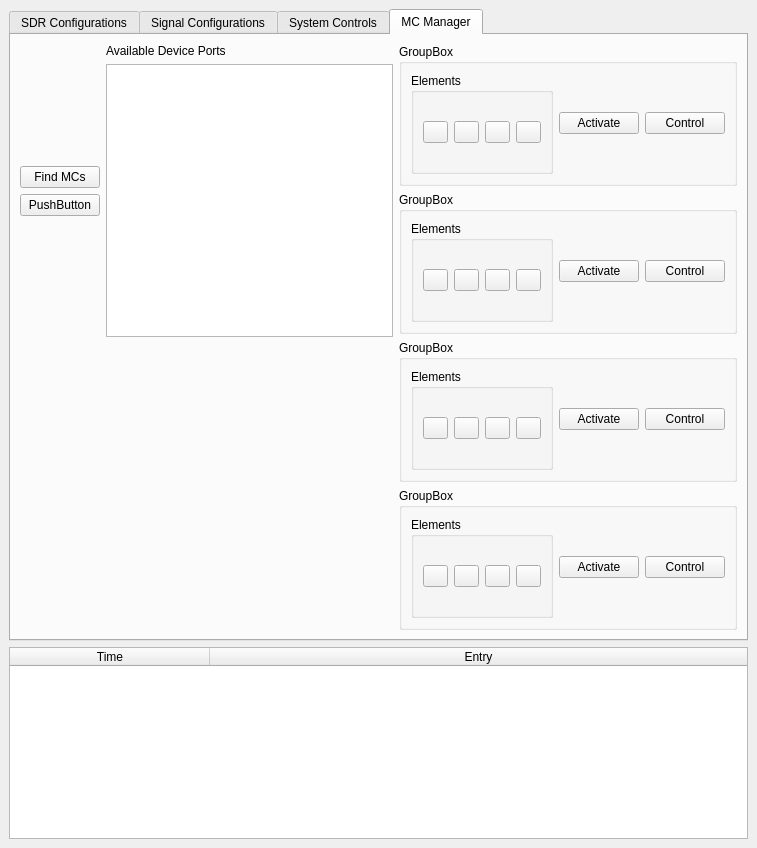
Before: the Qt Designer form caa_project/maingui.ui in jranstrom/usrp_caa_ui, drawn with Qt 5.
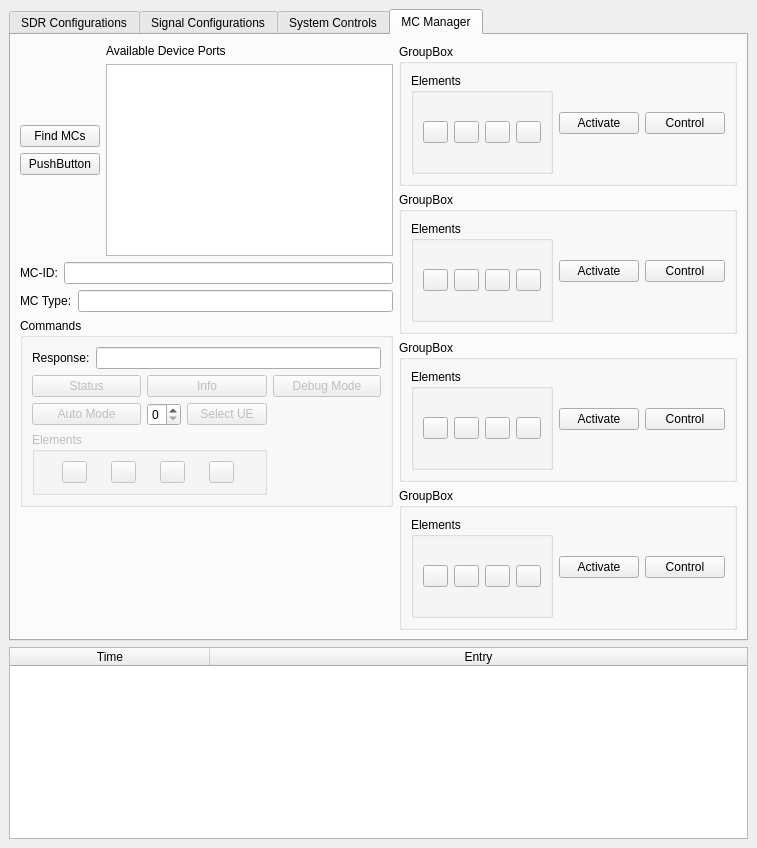
After: the same form once the commit is applied. Custom widgets are drawn as their Qt base class.

Commit message: Added commands to call for selected MC

What changed in the file:
```diff
--- a/caa_project/maingui.ui
+++ b/caa_project/maingui.ui
@@ -1719,6 +1719,182 @@
               </item>
              </layout>
             </item>
+            <item>
+             <layout class="QHBoxLayout" name="horizontalLayout_41">
+              <item>
+               <widget class="QLabel" name="label_25">
+                <property name="text">
+                 <string>MC-ID:</string>
+                </property>
+               </widget>
+              </item>
+              <item>
+               <widget class="QLineEdit" name="lineEdit_mc_id"/>
+              </item>
+             </layout>
+            </item>
+            <item>
+             <layout class="QHBoxLayout" name="horizontalLayout_42">
+              <item>
+               <widget class="QLabel" name="label_26">
+                <property name="text">
+                 <string>MC Type:</string>
+                </property>
+               </widget>
+              </item>
+              <item>
+               <widget class="QLineEdit" name="lineEdit_mc_type"/>
+              </item>
+             </layout>
+            </item>
+            <item>
+             <widget class="QGroupBox" name="groupBox_19">
+              <property name="title">
+               <string>Commands</string>
+              </property>
+              <layout class="QGridLayout" name="gridLayout_6">
+               <item row="1" column="1">
+                <widget class="QPushButton" name="button_mc_info">
+                 <property name="enabled">
+                  <bool>false</bool>
+                 </property>
+                 <property name="text">
+                  <string>Info</string>
+                 </property>
+                </widget>
+               </item>
+               <item row="3" column="0" colspan="2">
+                <widget class="QGroupBox" name="groupBox_cmc_elements">
+                 <property name="enabled">
+                  <bool>false</bool>
+                 </property>
+                 <property name="title">
+                  <string>Elements</string>
+                 </property>
+                 <layout class="QHBoxLayout" name="horizontalLayout_44">
+                  <item>
+                   <widget class="QPushButton" name="button_cmc_element_1">
+                    <property name="maximumSize">
+                     <size>
+                      <width>25</width>
+                      <height>16777215</height>
+                     </size>
+                    </property>
+                    <property name="text">
+                     <string/>
+                    </property>
+                   </widget>
+                  </item>
+                  <item>
+                   <widget class="QPushButton" name="button_cmc_element_2">
+                    <property name="maximumSize">
+                     <size>
+                      <width>25</width>
+                      <height>16777215</height>
+                     </size>
+                    </property>
+                    <property name="text">
+                     <string/>
+                    </property>
+                   </widget>
+                  </item>
+                  <item>
+                   <widget class="QPushButton" name="button_cmc_element_3">
+                    <property name="maximumSize">
+                     <size>
+                      <width>25</width>
+                      <height>16777215</height>
+                     </size>
+                    </property>
+                    <property name="text">
+                     <string/>
+                    </property>
+                   </widget>
+                  </item>
+                  <item>
+                   <widget class="QPushButton" name="button_cmc_element_4">
+                    <property name="maximumSize">
+                     <size>
+                      <width>25</width>
+                      <height>16777215</height>
+                     </size>
+                    </property>
+                    <property name="text">
+                     <string/>
+                    </property>
+                   </widget>
+                  </item>
+                 </layout>
+                </widget>
+               </item>
+               <item row="1" column="0">
+                <widget class="QPushButton" name="button_mc_status">
+                 <property name="enabled">
+                  <bool>false</bool>
+                 </property>
+                 <property name="text">
+                  <string>Status</string>
+                 </property>
+                </widget>
+               </item>
+               <item row="1" column="2">
+                <widget class="QPushButton" name="button_mc_debug_mode">
+                 <property name="enabled">
+                  <bool>false</bool>
+                 </property>
+                 <property name="text">
+                  <string>Debug Mode</string>
+                 </property>
+                </widget>
+               </item>
+               <item row="2" column="1">
+                <layout class="QHBoxLayout" name="horizontalLayout_43">
+                 <item>
+                  <widget class="QSpinBox" name="spinBox_mc_ue_select">
+                   <property name="maximum">
+                    <number>4</number>
+                   </property>
+                  </widget>
+                 </item>
+                 <item>
+                  <widget class="QPushButton" name="button_mc_select_ue">
+                   <property name="enabled">
+                    <bool>false</bool>
+                   </property>
+                   <property name="text">
+                    <string>Select UE</string>
+                   </property>
+                  </widget>
+                 </item>
+                </layout>
+               </item>
+               <item row="2" column="0">
+                <widget class="QPushButton" name="button_mc_auto_mode">
+                 <property name="enabled">
+                  <bool>false</bool>
+                 </property>
+                 <property name="text">
+                  <string>Auto Mode</string>
+                 </property>
+                </widget>
+               </item>
+               <item row="0" column="0" colspan="3">
+                <layout class="QHBoxLayout" name="horizontalLayout_40">
+                 <item>
+                  <widget class="QLabel" name="label_24">
+                   <property name="text">
+                    <string>Response:</string>
+                   </property>
+                  </widget>
+                 </item>
+                 <item>
+                  <widget class="QLineEdit" name="lineEdit_tcom_response"/>
+                 </item>
+                </layout>
+               </item>
+              </layout>
+             </widget>
+            </item>
             <item>
              <spacer name="verticalSpacer">
               <property name="orientation">
```
The commit also changes 5 other files.
